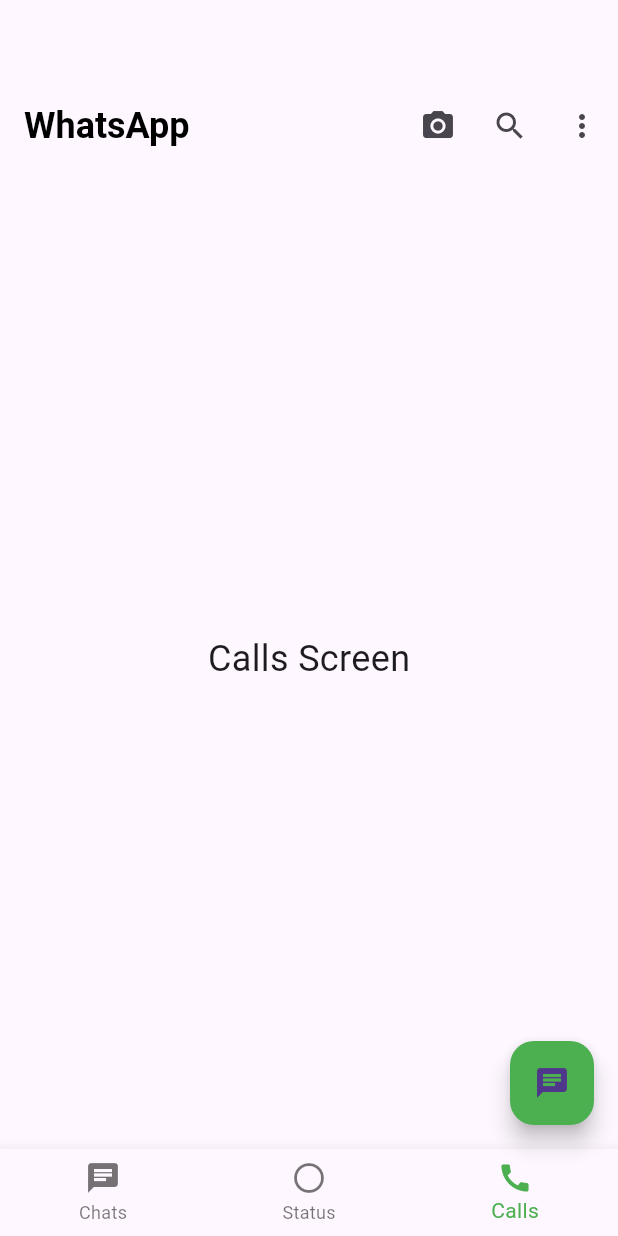
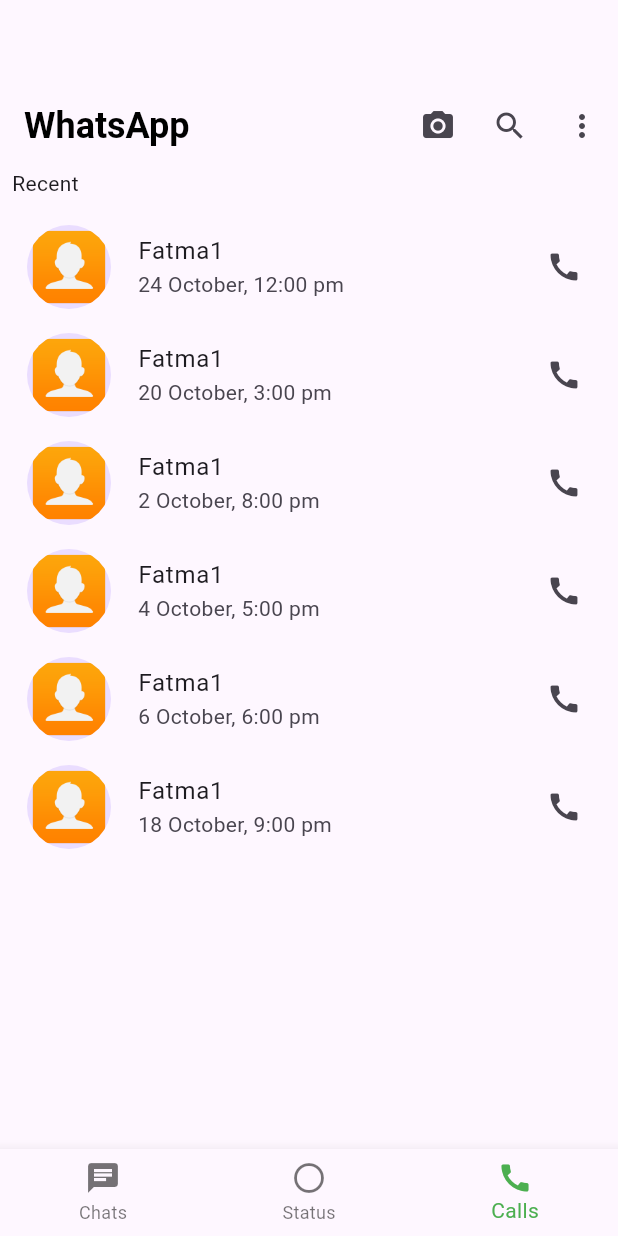
Before and after one commit to fatmashagar2/chat_app, a Flutter app: the screen it shows after launch, item 3 of the bottom bar chosen, on a phone screen of 412 x 824 dp. Run offline on Flutter 3.47's test engine with Material 3 defaults, Android fonts, the phone set to English and light mode, and no system bars; our stand-ins replace flutter_svg, fluttertoast.

Commit message:
Calls Done

```diff
--- /dev/null
+++ b/lib/features/calls/presentation/view/calls_view.dart
@@ -0,0 +1,11 @@
+import 'package:chat_app/features/calls/presentation/view/widget/calls_body.dart';
+import 'package:flutter/material.dart';
+
+class CallsView extends StatelessWidget {
+  const CallsView({super.key});
+
+  @override
+  Widget build(BuildContext context) {
+    return const CallsBody();
+  }
+}
--- /dev/null
+++ b/lib/features/calls/presentation/view/widget/call_item.dart
@@ -0,0 +1,22 @@
+import 'package:chat_app/core/const/asset_images/asset_images.dart';
+import 'package:flutter/material.dart';
+
+class CallItem extends StatelessWidget {
+  final String txt;
+  final String subtitle;
+  final Icon icon;
+  const CallItem({super.key, required this.txt, required this.subtitle, required this.icon});
+
+  @override
+  Widget build(BuildContext context) {
+    return  ListTile(
+      trailing:(icon),
+      leading: const CircleAvatar(
+        backgroundImage: AssetImage(AssetImages.profile),
+        radius: 30,
+      ),
+      title: Text(txt),
+      subtitle: Text(subtitle),
+    );
+  }
+}
--- /dev/null
+++ b/lib/features/calls/presentation/view/widget/calls_body.dart
@@ -0,0 +1,11 @@
+import 'package:chat_app/features/calls/presentation/view/widget/list_call_items.dart';
+import 'package:flutter/material.dart';
+
+class CallsBody extends StatelessWidget {
+  const CallsBody({super.key});
+
+  @override
+  Widget build(BuildContext context) {
+    return const ListCallItems();
+  }
+}
--- /dev/null
+++ b/lib/features/calls/presentation/view/widget/list_call_items.dart
@@ -0,0 +1,26 @@
+import 'package:chat_app/core/themes/styles.dart';
+import 'package:chat_app/features/calls/presentation/view/widget/call_item.dart';
+import 'package:flutter/material.dart';
+
+class ListCallItems extends StatelessWidget {
+  const ListCallItems({super.key});
+
+  @override
+  Widget build(BuildContext context) {
+    return ListView(
+      children:  const [
+        Padding(
+          padding: EdgeInsets.only(left: 8,bottom: 10),
+          child: Text("Recent ",),
+        ),
+        CallItem(txt: "Fatma1",subtitle: "24 October, 12:00 pm",icon: Icon(Icons.call),),
+        CallItem(txt: "Fatma1",subtitle: "20 October, 3:00 pm",icon: Icon(Icons.call),),
+        CallItem(txt: "Fatma1",subtitle: "2 October, 8:00 pm",icon: Icon(Icons.call),),
+        CallItem(txt: "Fatma1",subtitle: "4 October, 5:00 pm",icon: Icon(Icons.call),),
+        CallItem(txt: "Fatma1",subtitle: "6 October, 6:00 pm",icon: Icon(Icons.call),),
+        CallItem(txt: "Fatma1",subtitle: "18 October, 9:00 pm",icon: Icon(Icons.call),),
+
+      ],
+    );
+  }
+}
--- a/lib/features/home/presentation/view/widget/custom_app_bar.dart
+++ b/lib/features/home/presentation/view/widget/custom_app_bar.dart
@@ -23,7 +23,7 @@ class CustomAppBar extends StatelessWidget implements PreferredSizeWidget {
         PopupMenuButton<String>(
           onSelected: (value) {},
           itemBuilder: (BuildContext context) {
-            return {'New group', 'Settings', 'Logout'}.map((String choice) {
+            return {'New group', 'Settings', 'Logout','Profile'}.map((String choice) {
               return PopupMenuItem<String>(
                 value: choice,
                 child: Text(choice),
--- a/lib/features/home/presentation/view/widget/home_body.dart
+++ b/lib/features/home/presentation/view/widget/home_body.dart
@@ -1,4 +1,5 @@
 import 'package:chat_app/core/themes/colors.dart';
+import 'package:chat_app/features/calls/presentation/view/calls_view.dart';
 import 'package:chat_app/features/status/presentation/view/status_view.dart';
 import 'package:flutter/material.dart';
 
@@ -15,12 +16,13 @@ class HomeBody extends StatefulWidget {
 class _HomeBodyState extends State<HomeBody> {
   int _selectedIndex = 0;
 
-   static const List<Widget> _pages = <Widget>[
-     ListChatItem(),
-   StatusView(),
-    Center(child: Text('Calls Screen', style: TextStyle(fontSize: 24))),
+  static const List<Widget> _pages = <Widget>[
+    ListChatItem(),
+    StatusView(),
+    CallsView()
   ];
- void _onItemTapped(int index) {
+
+  void _onItemTapped(int index) {
     setState(() {
       _selectedIndex = index;
     });
@@ -50,9 +52,13 @@ class _HomeBodyState extends State<HomeBody> {
         selectedItemColor: Colors.green,
         onTap: _onItemTapped,
       ),
-        floatingActionButton: FloatingActionButton(backgroundColor: ColorsApp.primaryColor,onPressed: (){
-
-        },child: const Icon(Icons.chat),)
+      floatingActionButton: _selectedIndex == 0
+          ? FloatingActionButton(
+        backgroundColor: ColorsApp.primaryColor,
+        onPressed: () {},
+        child: const Icon(Icons.chat),
+      )
+          : null,
     );
   }
 }
```
